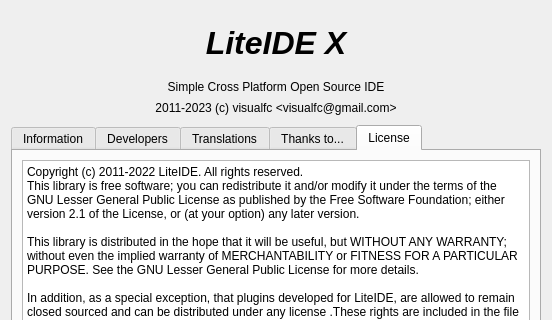
Qt form liteidex/src/liteapp/aboutdialog.ui (mowangshuying/LiteideX) before a commit; both pictures show x 0 to 552 and y 0 to 320 of the 552 by 468 pixel window.
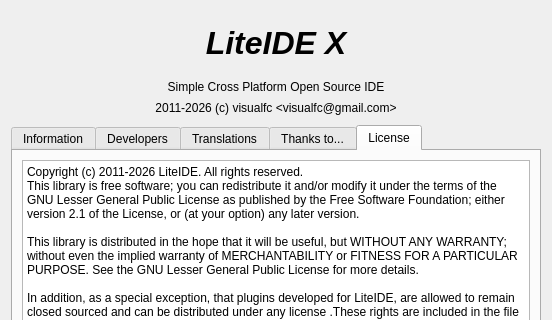
The same form after that commit. The open tabs and pages were chosen to show the change. Icons and pictures are not drawn.

The edit to the form file:
```diff
--- a/liteidex/src/liteapp/aboutdialog.ui
+++ b/liteidex/src/liteapp/aboutdialog.ui
@@ -67,7 +67,7 @@
        <item>
         <widget class="QLabel" name="label_9">
          <property name="text">
-          <string notr="true">&lt;html&gt;&lt;head/&gt;&lt;body&gt;&lt;p&gt;2011-2023 (c) visualfc &amp;lt;visualfc@gmail.com&amp;gt;&lt;/p&gt;&lt;/body&gt;&lt;/html&gt;</string>
+          <string notr="true">&lt;html&gt;&lt;head/&gt;&lt;body&gt;&lt;p&gt;2011-2026 (c) visualfc &amp;lt;visualfc@gmail.com&amp;gt;&lt;/p&gt;&lt;/body&gt;&lt;/html&gt;</string>
          </property>
          <property name="alignment">
           <set>Qt::AlignmentFlag::AlignCenter</set>
@@ -578,7 +578,7 @@
 li.unchecked::marker { content: &quot;\2610&quot;; }
 li.checked::marker { content: &quot;\2612&quot;; }
 &lt;/style&gt;&lt;/head&gt;&lt;body style=&quot; font-family:'Microsoft YaHei UI'; font-size:9pt; font-weight:400; font-style:normal;&quot;&gt;
-&lt;p style=&quot; margin-top:0px; margin-bottom:0px; margin-left:0px; margin-right:0px; -qt-block-indent:0; text-indent:0px;&quot;&gt;Copyright (c) 2011-2022 LiteIDE. All rights reserved.&lt;br /&gt;This library is free software; you can redistribute it and/or modify it under the terms of the GNU Lesser General Public License as published by the Free Software Foundation; either version 2.1 of the License, or (at your option) any later version.&lt;br /&gt;&lt;br /&gt;This library is distributed in the hope that it will be useful, but WITHOUT ANY WARRANTY; without even the implied warranty of MERCHANTABILITY or FITNESS FOR A PARTICULAR PURPOSE. See the GNU Lesser General Public License for more details.&lt;br /&gt;&lt;br /&gt;In addition, as a special exception, that plugins developed for LiteIDE, are allowed to remain closed sourced and can be distributed under any license .These rights are included in the file LGPL_EXCEPTION.txt in this package. &lt;br /&gt;&lt;br /&gt;&lt;/p&gt;&lt;/body&gt;&lt;/html&gt;</string>
+&lt;p style=&quot; margin-top:0px; margin-bottom:0px; margin-left:0px; margin-right:0px; -qt-block-indent:0; text-indent:0px;&quot;&gt;Copyright (c) 2011-2026 LiteIDE. All rights reserved.&lt;br /&gt;This library is free software; you can redistribute it and/or modify it under the terms of the GNU Lesser General Public License as published by the Free Software Foundation; either version 2.1 of the License, or (at your option) any later version.&lt;br /&gt;&lt;br /&gt;This library is distributed in the hope that it will be useful, but WITHOUT ANY WARRANTY; without even the implied warranty of MERCHANTABILITY or FITNESS FOR A PARTICULAR PURPOSE. See the GNU Lesser General Public License for more details.&lt;br /&gt;&lt;br /&gt;In addition, as a special exception, that plugins developed for LiteIDE, are allowed to remain closed sourced and can be distributed under any license .These rights are included in the file LGPL_EXCEPTION.txt in this package. &lt;br /&gt;&lt;br /&gt;&lt;/p&gt;&lt;/body&gt;&lt;/html&gt;</string>
          </property>
         </widget>
        </item>
```
Left out of the diff: 2 changed lines with no effect on the pictures.
